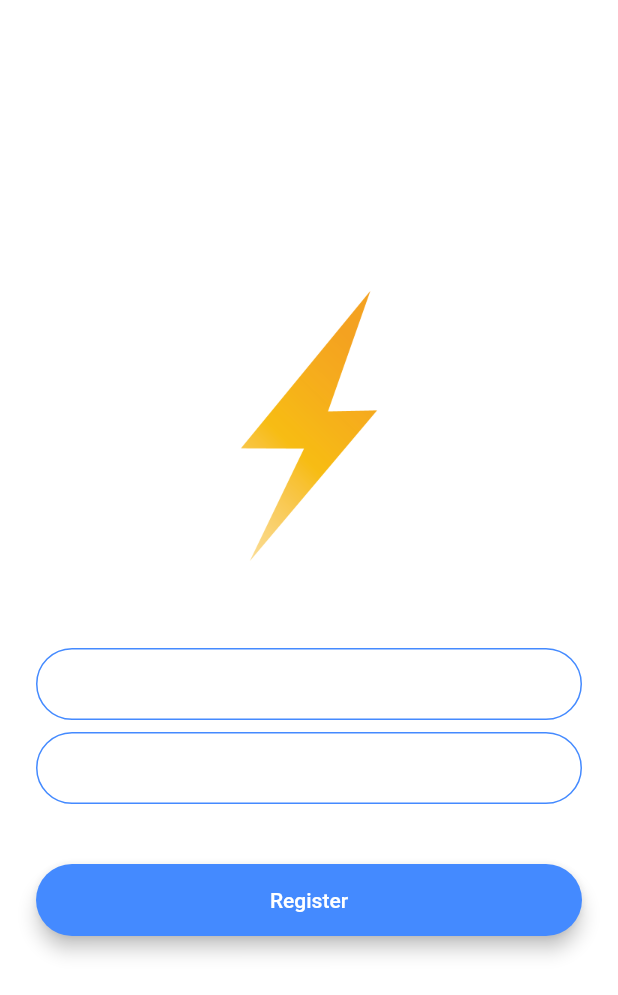
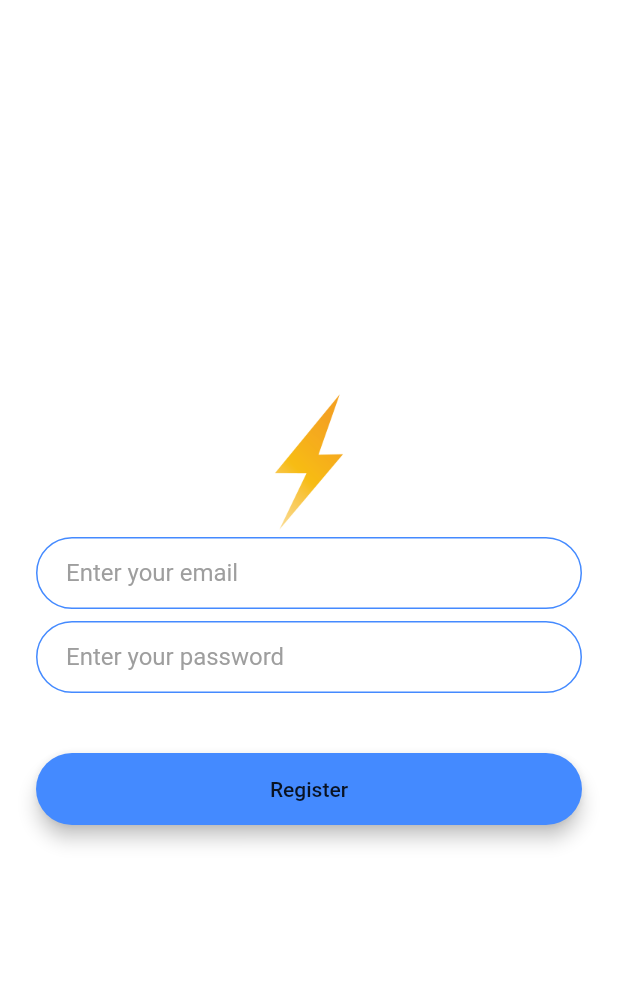
Before and after one commit to kaikashimoon/Chat-Flash, a Flutter app: the RegistrationScreen screen opened by its route, on a phone screen of 412 x 824 dp. Shown: the top 995 px of the screen. Run offline on Flutter 3.47's test engine with Material 2 defaults, Android fonts, the phone set to English and light mode, and no system bars; our stand-ins replace animated_text_kit, firebase_core; accounts and stored records are empty.

```diff
--- /dev/null
+++ b/lib/components/rounded_button.dart
@@ -0,0 +1,32 @@
+
+import 'package:flutter/material.dart';
+
+class RoundedButton extends StatelessWidget {
+  const RoundedButton({
+    super.key, this.colour, required this.title,  this.onPressed,
+  });
+
+  final Color? colour;
+  final String title;
+  final void Function()? onPressed;
+
+  @override
+  Widget build(BuildContext context) {
+    return Padding(
+      padding: EdgeInsets.symmetric(vertical: 16.0),
+      child: Material(
+        elevation: 5.0,
+        color: colour,
+        borderRadius: BorderRadius.circular(30.0),
+        child: MaterialButton(
+          onPressed: onPressed,
+          minWidth: 200.0,
+          height: 42.0,
+          child: Text(
+            title,
+          ),
+        ),
+      ),
+    );
+  }
+}
--- a/lib/constants.dart
+++ b/lib/constants.dart
@@ -17,3 +17,23 @@ const kMessageContainerDecoration = BoxDecoration(
     top: BorderSide(color: Colors.lightBlueAccent, width: 2.0),
   ),
 );
+
+const kTextFieldDecoration = InputDecoration(
+  hintText: 'Enter your password',
+  hintStyle: TextStyle(
+      color: Colors.grey
+  ),
+  contentPadding:
+  EdgeInsets.symmetric(vertical: 10.0, horizontal: 20.0),
+  border: OutlineInputBorder(
+    borderRadius: BorderRadius.all(Radius.circular(32.0)),
+  ),
+  enabledBorder: OutlineInputBorder(
+    borderSide: BorderSide(color: Colors.blueAccent, width: 1.0),
+    borderRadius: BorderRadius.all(Radius.circular(32.0)),
+  ),
+  focusedBorder: OutlineInputBorder(
+    borderSide: BorderSide(color: Colors.blueAccent, width: 2.0),
+    borderRadius: BorderRadius.all(Radius.circular(32.0)),
+  ),
+);
--- a/lib/screens/chat_screen.dart
+++ b/lib/screens/chat_screen.dart
@@ -2,6 +2,9 @@ import 'package:flutter/material.dart';
 import 'package:flashchat/constants.dart';
 
 class ChatScreen extends StatefulWidget {
+
+  static String id = 'chat_screen';
+
   @override
   _ChatScreenState createState() => _ChatScreenState();
 }
--- a/lib/screens/registration_screen.dart
+++ b/lib/screens/registration_screen.dart
@@ -1,6 +1,11 @@
+import 'package:flashchat/components/rounded_button.dart';
+import 'package:flashchat/constants.dart';
 import 'package:flutter/material.dart';
 
 class RegistrationScreen extends StatefulWidget {
+
+  static String id = 'registration_screen';
+
   @override
   _RegistrationScreenState createState() => _RegistrationScreenState();
 }
@@ -16,33 +21,24 @@ class _RegistrationScreenState extends State<RegistrationScreen> {
           mainAxisAlignment: MainAxisAlignment.center,
           crossAxisAlignment: CrossAxisAlignment.stretch,
           children: <Widget>[
-            Container(
-              height: 200.0,
-              child: Image.asset('images/logo.png'),
+            Hero(
+              tag: 'logo',
+              child: SizedBox(
+                height: 100.0,
+                child: Image.asset('images/logo.png'),
+              ),
             ),
-            SizedBox(
-              height: 48.0,
-            ),
+            // SizedBox(
+            //   height: 48.0,
+            // ),
             TextField(
+              style: TextStyle(
+                color: Colors.black
+              ),
               onChanged: (value) {
                 //Do something with the user input.
               },
-              decoration: InputDecoration(
-                hintText: 'Enter your email',
-                contentPadding:
-                EdgeInsets.symmetric(vertical: 10.0, horizontal: 20.0),
-                border: OutlineInputBorder(
-                  borderRadius: BorderRadius.all(Radius.circular(32.0)),
-                ),
-                enabledBorder: OutlineInputBorder(
-                  borderSide: BorderSide(color: Colors.blueAccent, width: 1.0),
-                  borderRadius: BorderRadius.all(Radius.circular(32.0)),
-                ),
-                focusedBorder: OutlineInputBorder(
-                  borderSide: BorderSide(color: Colors.blueAccent, width: 2.0),
-                  borderRadius: BorderRadius.all(Radius.circular(32.0)),
-                ),
-              ),
+              decoration: kTextFieldDecoration.copyWith(hintText: 'Enter your email')
             ),
             SizedBox(
               height: 8.0,
@@ -51,45 +47,21 @@ class _RegistrationScreenState extends State<RegistrationScreen> {
               onChanged: (value) {
                 //Do something with the user input.
               },
-              decoration: InputDecoration(
-                hintText: 'Enter your password',
-                contentPadding:
-                EdgeInsets.symmetric(vertical: 10.0, horizontal: 20.0),
-                border: OutlineInputBorder(
-                  borderRadius: BorderRadius.all(Radius.circular(32.0)),
-                ),
-                enabledBorder: OutlineInputBorder(
-                  borderSide: BorderSide(color: Colors.blueAccent, width: 1.0),
-                  borderRadius: BorderRadius.all(Radius.circular(32.0)),
-                ),
-                focusedBorder: OutlineInputBorder(
-                  borderSide: BorderSide(color: Colors.blueAccent, width: 2.0),
-                  borderRadius: BorderRadius.all(Radius.circular(32.0)),
-                ),
+              style: TextStyle(
+                  color: Colors.black
               ),
+              decoration: kTextFieldDecoration.copyWith(hintText: 'Enter your password')
             ),
             SizedBox(
               height: 24.0,
             ),
-            Padding(
-              padding: EdgeInsets.symmetric(vertical: 16.0),
-              child: Material(
-                color: Colors.blueAccent,
-                borderRadius: BorderRadius.all(Radius.circular(30.0)),
-                elevation: 5.0,
-                child: MaterialButton(
-                  onPressed: () {
-                    //Implement registration functionality.
-                  },
-                  minWidth: 200.0,
-                  height: 42.0,
-                  child: Text(
-                    'Register',
-                    style: TextStyle(color: Colors.white),
-                  ),
-                ),
-              ),
-            ),
+           RoundedButton(
+               title: 'Register',
+               colour: Colors.blueAccent,
+             onPressed: (){
+
+             },
+           ),
           ],
         ),
       ),
--- a/pubspec.yaml
+++ b/pubspec.yaml
@@ -14,6 +14,8 @@ dependencies:
 
 
   cupertino_icons: ^1.0.2
+  animated_text_kit: ^4.2.2
+  firebase_core: ^2.7.1
 
 dev_dependencies:
   flutter_test:
```
Also changed, not shown: lib/main.dart (+12 -10 lines), lib/screens/login_screen.dart (+25 -55 lines), lib/screens/welcome_screen.dart (+64 -38 lines), lib/firebase_options.dart (added), pubspec.lock, 6 other files.
